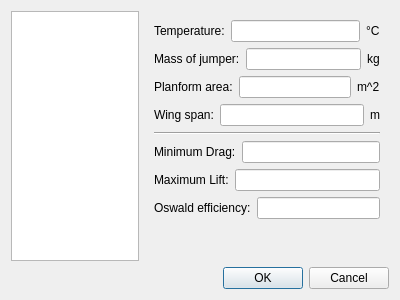
Above: src/configdialog.ui from flysight/flysight-viewer-qt before the change. Below: the same form after it.
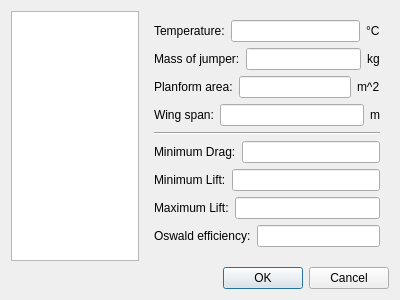
That is the form after the change.

Commit message: Add minimum lift configuration parameter

What changed in the file:
```diff
--- a/src/configdialog.ui
+++ b/src/configdialog.ui
@@ -216,6 +216,20 @@
              </item>
             </layout>
            </item>
+           <item>
+            <layout class="QHBoxLayout" name="horizontalLayout_11">
+             <item>
+              <widget class="QLabel" name="label_15">
+               <property name="text">
+                <string>Minimum Lift:</string>
+               </property>
+              </widget>
+             </item>
+             <item>
+              <widget class="QLineEdit" name="minLiftEdit"/>
+             </item>
+            </layout>
+           </item>
            <item>
             <layout class="QHBoxLayout" name="horizontalLayout_9">
              <item>
```
The commit also changes 4 other files.
